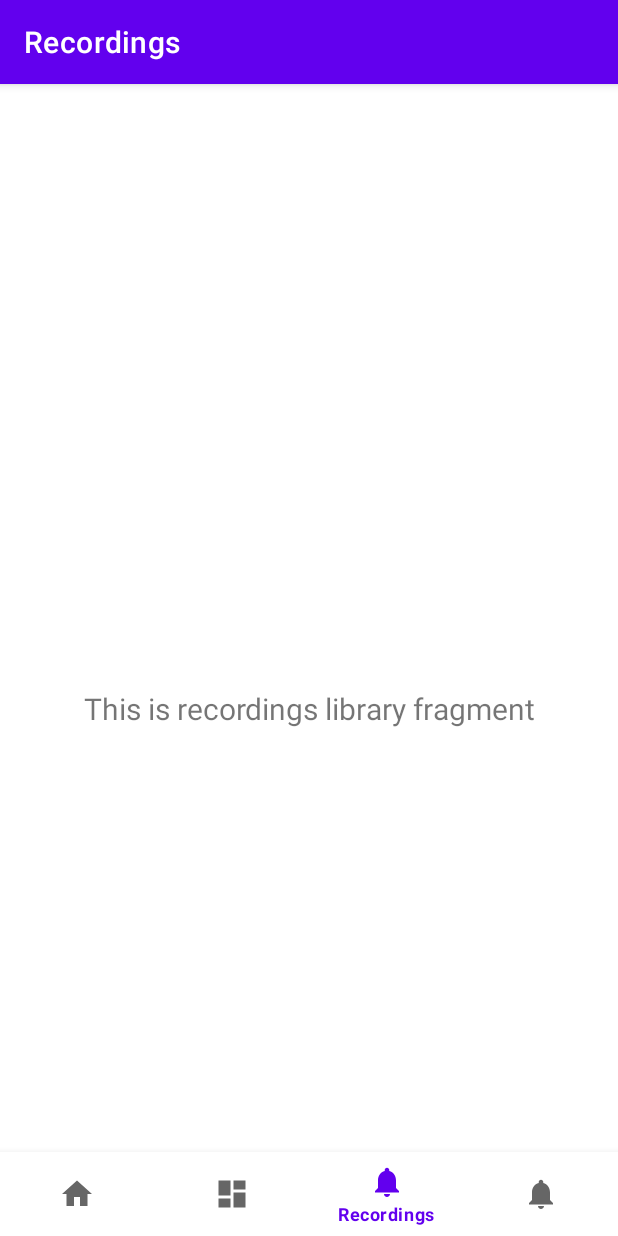
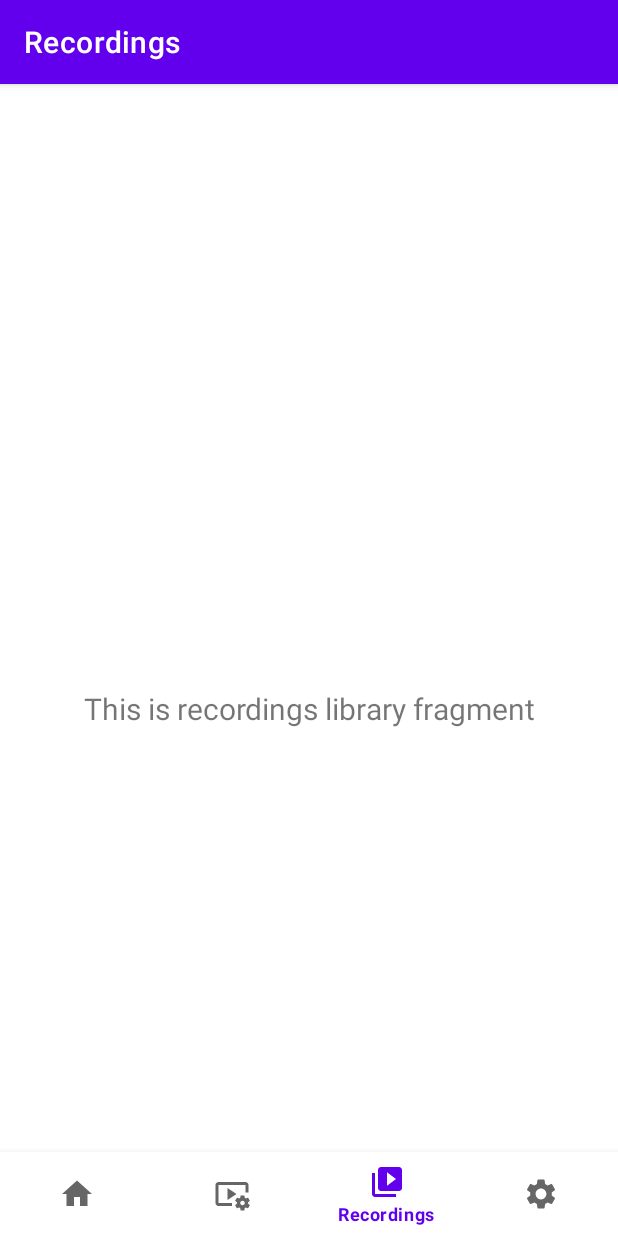
Before and after one commit to ElCresp0/Bicyclonicle, an Android app: the screen it shows after launch (MainActivity), item 3 of the bottom bar chosen, on a phone screen of 412 x 824 dp. Run offline under Robolectric (Android 15) with nearby library versions, the light colour scheme and no system bars; our stand-ins replace navigation-ui; 2 statements that could not run were skipped.

Commit message:
clean: change icons

```diff
--- /dev/null
+++ b/Aplikacja/app/src/main/res/drawable/baseline_settings_24.xml
@@ -0,0 +1,5 @@
+<vector android:height="24dp" android:tint="#000000"
+    android:viewportHeight="24" android:viewportWidth="24"
+    android:width="24dp" xmlns:android="http://schemas.android.com/apk/res/android">
+    <path android:fillColor="@android:color/white" android:pathData="M19.14,12.94c0.04,-0.3 0.06,-0.61 0.06,-0.94c0,-0.32 -0.02,-0.64 -0.07,-0.94l2.03,-1.58c0.18,-0.14 0.23,-0.41 0.12,-0.61l-1.92,-3.32c-0.12,-0.22 -0.37,-0.29 -0.59,-0.22l-2.39,0.96c-0.5,-0.38 -1.03,-0.7 -1.62,-0.94L14.4,2.81c-0.04,-0.24 -0.24,-0.41 -0.48,-0.41h-3.84c-0.24,0 -0.43,0.17 -0.47,0.41L9.25,5.35C8.66,5.59 8.12,5.92 7.63,6.29L5.24,5.33c-0.22,-0.08 -0.47,0 -0.59,0.22L2.74,8.87C2.62,9.08 2.66,9.34 2.86,9.48l2.03,1.58C4.84,11.36 4.8,11.69 4.8,12s0.02,0.64 0.07,0.94l-2.03,1.58c-0.18,0.14 -0.23,0.41 -0.12,0.61l1.92,3.32c0.12,0.22 0.37,0.29 0.59,0.22l2.39,-0.96c0.5,0.38 1.03,0.7 1.62,0.94l0.36,2.54c0.05,0.24 0.24,0.41 0.48,0.41h3.84c0.24,0 0.44,-0.17 0.47,-0.41l0.36,-2.54c0.59,-0.24 1.13,-0.56 1.62,-0.94l2.39,0.96c0.22,0.08 0.47,0 0.59,-0.22l1.92,-3.32c0.12,-0.22 0.07,-0.47 -0.12,-0.61L19.14,12.94zM12,15.6c-1.98,0 -3.6,-1.62 -3.6,-3.6s1.62,-3.6 3.6,-3.6s3.6,1.62 3.6,3.6S13.98,15.6 12,15.6z"/>
+</vector>
--- /dev/null
+++ b/Aplikacja/app/src/main/res/drawable/baseline_video_library_24.xml
@@ -0,0 +1,5 @@
+<vector android:height="24dp" android:tint="#000000"
+    android:viewportHeight="24" android:viewportWidth="24"
+    android:width="24dp" xmlns:android="http://schemas.android.com/apk/res/android">
+    <path android:fillColor="@android:color/white" android:pathData="M4,6L2,6v14c0,1.1 0.9,2 2,2h14v-2L4,20L4,6zM20,2L8,2c-1.1,0 -2,0.9 -2,2v12c0,1.1 0.9,2 2,2h12c1.1,0 2,-0.9 2,-2L22,4c0,-1.1 -0.9,-2 -2,-2zM12,14.5v-9l6,4.5 -6,4.5z"/>
+</vector>
--- /dev/null
+++ b/Aplikacja/app/src/main/res/drawable/baseline_video_settings_24.xml
@@ -0,0 +1,7 @@
+<vector android:height="24dp" android:tint="#000000"
+    android:viewportHeight="24" android:viewportWidth="24"
+    android:width="24dp" xmlns:android="http://schemas.android.com/apk/res/android">
+    <path android:fillColor="@android:color/white" android:pathData="M3,6h18v5h2V6c0,-1.1 -0.9,-2 -2,-2H3C1.9,4 1,4.9 1,6v12c0,1.1 0.9,2 2,2h9v-2H3V6z"/>
+    <path android:fillColor="@android:color/white" android:pathData="M15,12l-6,-4l0,8z"/>
+    <path android:fillColor="@android:color/white" android:pathData="M22.71,18.43c0.03,-0.29 0.04,-0.58 0.01,-0.86l1.07,-0.85c0.1,-0.08 0.12,-0.21 0.06,-0.32l-1.03,-1.79c-0.06,-0.11 -0.19,-0.15 -0.31,-0.11L21.23,15c-0.23,-0.17 -0.48,-0.31 -0.75,-0.42l-0.2,-1.36C20.26,13.09 20.16,13 20.03,13h-2.07c-0.12,0 -0.23,0.09 -0.25,0.21l-0.2,1.36c-0.26,0.11 -0.51,0.26 -0.74,0.42l-1.28,-0.5c-0.12,-0.05 -0.25,0 -0.31,0.11l-1.03,1.79c-0.06,0.11 -0.04,0.24 0.06,0.32l1.07,0.86c-0.03,0.29 -0.04,0.58 -0.01,0.86l-1.07,0.85c-0.1,0.08 -0.12,0.21 -0.06,0.32l1.03,1.79c0.06,0.11 0.19,0.15 0.31,0.11l1.27,-0.5c0.23,0.17 0.48,0.31 0.75,0.42l0.2,1.36c0.02,0.12 0.12,0.21 0.25,0.21h2.07c0.12,0 0.23,-0.09 0.25,-0.21l0.2,-1.36c0.26,-0.11 0.51,-0.26 0.74,-0.42l1.28,0.5c0.12,0.05 0.25,0 0.31,-0.11l1.03,-1.79c0.06,-0.11 0.04,-0.24 -0.06,-0.32L22.71,18.43zM19,19.5c-0.83,0 -1.5,-0.67 -1.5,-1.5s0.67,-1.5 1.5,-1.5s1.5,0.67 1.5,1.5S19.83,19.5 19,19.5z"/>
+</vector>
--- a/Aplikacja/app/src/main/res/menu/bottom_nav_menu.xml
+++ b/Aplikacja/app/src/main/res/menu/bottom_nav_menu.xml
@@ -8,17 +8,17 @@
 
     <item
         android:id="@+id/navigation_recording_settings"
-        android:icon="@drawable/ic_dashboard_black_24dp"
+        android:icon="@drawable/baseline_video_settings_24"
         android:title="@string/title_recording_settings" />
 
     <item
         android:id="@+id/navigation_recording_library"
-        android:icon="@drawable/ic_notifications_black_24dp"
+        android:icon="@drawable/baseline_video_library_24"
         android:title="@string/title_recordings_library" />
 
     <item
         android:id="@+id/navigation_app_settings"
-        android:icon="@drawable/ic_notifications_black_24dp"
+        android:icon="@drawable/baseline_settings_24"
         android:title="@string/title_app_settings" />
 
 </menu>
--- a/Aplikacja/app/src/main/res/values/strings.xml
+++ b/Aplikacja/app/src/main/res/values/strings.xml
@@ -3,5 +3,5 @@
     <string name="title_home">Home</string>
     <string name="title_recordings_library">Recordings</string>
     <string name="title_app_settings">App Settings</string>
-    <string name="title_recording_settings">Recordings Settings</string>
+    <string name="title_recording_settings">Recording Settings</string>
 </resources>
```
